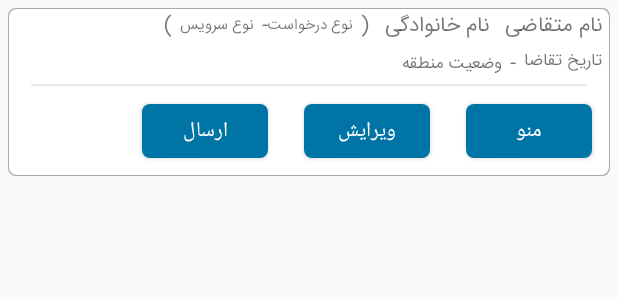
After one commit to yosefi1988/EvaluationApp, an Android app: the layout row_task.xml on its own in the app's theme, with its tools: preview values and no code run, on a phone screen of 412 x 824 dp. The commit adds this screen. Shown: the top 300 px of the screen. Run offline under Robolectric (Android 15) with nearby library versions, the phone set to English and light mode, and no system bars.

Commit message:
get task list and save / online or offline mode

```diff
--- a/app/src/main/java/ir/sajjadyosefi/evaluation/activity/account/ProfileActivity.java
+++ b/app/src/main/java/ir/sajjadyosefi/evaluation/activity/account/DetailsActivity.java
@@ -10,7 +10,7 @@ import com.google.android.gms.tasks.Task;
 import ir.sajjadyosefi.evaluation.R;
 import ir.sajjadyosefi.evaluation.classes.activity.TubelessActivity;
 
-public class ProfileActivity extends TubelessActivity {
+public class DetailsActivity extends TubelessActivity {
 
 
     private static final String TAG = "sssssssssssssss";
--- a/app/src/main/java/ir/sajjadyosefi/evaluation/activity/evaluation/WasterWaterListActivity.java
+++ b/app/src/main/java/ir/sajjadyosefi/evaluation/activity/evaluation/WasterWaterListActivity.java
@@ -45,7 +45,6 @@ public class WasterWaterListActivity extends TubelessActivity {
                 String result = data.getStringExtra("result");
 
                 if (result != null){
-
 
                     Gson gson = new Gson();
                     WasterWater wasterWaterItem = gson.fromJson(result,WasterWater.class);
--- a/app/src/main/java/ir/sajjadyosefi/evaluation/networkLayout/retrofit/ApiServiceTubeless.java
+++ b/app/src/main/java/ir/sajjadyosefi/evaluation/networkLayout/retrofit/ApiServiceTubeless.java
@@ -41,8 +41,10 @@ public interface ApiServiceTubeless {
 //            @Field("userId") String userID,
 //            @Field("token") String token);
 
-    @GET("Api/TimeLine/getTimeline")
-    Call<Object> getTimeline(@Query("index") int index,
+
+
+    @GET("Api/TimeLine/getTasks")
+    Call<Object> getAllTasks(@Query("index") int index,
                              @Query("count") int count);
 
 
--- a/app/src/main/res/layout/activity_details.xml
+++ b/app/src/main/res/layout/activity_details.xml
@@ -8,7 +8,6 @@
     android:textDirection="rtl"
     android:padding="20dp"
     android:scrollbarAlwaysDrawVerticalTrack="true">
-
 
 
     <LinearLayout
--- /dev/null
+++ b/app/src/main/res/layout/row_task.xml
@@ -0,0 +1,164 @@
+<?xml version="1.0" encoding="utf-8"?>
+<LinearLayout
+    android:id="@+id/rootView"
+    xmlns:android="http://schemas.android.com/apk/res/android"
+    xmlns:app="http://schemas.android.com/apk/res-auto"
+    android:layout_width="match_parent"
+    android:layout_height="wrap_content"
+    android:orientation="vertical"
+    android:layout_margin="5dp"
+    android:background="@drawable/bg_search"
+    android:gravity="right"  >
+
+    <LinearLayout
+        android:layout_width="match_parent"
+        android:layout_height="wrap_content"
+        android:layoutDirection="rtl"
+        android:textDirection="ltr"
+        android:orientation="horizontal" >
+
+        <ir.sajjadyosefi.evaluation.classes.wiget.PersianTextView
+            android:id="@+id/textViewName"
+            android:layout_width="wrap_content"
+            android:textDirection="rtl"
+            android:layout_gravity="start"
+            android:gravity="start"
+            android:layout_marginStart="5dp"
+            android:layout_marginEnd="5dp"
+            android:layout_height="match_parent"
+            android:text="نام متقاضی" />
+        <ir.sajjadyosefi.evaluation.classes.wiget.PersianTextView
+            android:id="@+id/textViewFamily"
+            android:layout_width="wrap_content"
+            android:textDirection="rtl"
+            android:layout_gravity="center"
+            android:gravity="start|center"
+            android:layout_marginStart="5dp"
+            android:layout_marginEnd="5dp"
+            android:layout_height="match_parent"
+            android:text="نام خانوادگی" />
+        <ir.sajjadyosefi.evaluation.classes.wiget.PersianTextView
+            android:layout_width="wrap_content"
+            android:textDirection="rtl"
+            android:layout_gravity="center"
+            android:gravity="start|center"
+            android:layout_marginStart="5dp"
+            android:layout_marginEnd="5dp"
+            android:layout_height="match_parent"
+            android:text="(" />
+        <ir.sajjadyosefi.evaluation.classes.wiget.PersianTextView
+            android:id="@+id/textViewRequestType"
+            android:layout_width="wrap_content"
+            android:textDirection="rtl"
+            android:layout_gravity="center"
+            android:gravity="start|center"
+            android:layout_height="match_parent"
+            android:textSize="10dp"
+            android:text="نوع درخواست" />
+        <ir.sajjadyosefi.evaluation.classes.wiget.PersianTextView
+            android:layout_width="wrap_content"
+            android:textDirection="rtl"
+            android:layout_gravity="center"
+            android:gravity="start|center"
+            android:layout_height="match_parent"
+            android:text="-" />
+        <ir.sajjadyosefi.evaluation.classes.wiget.PersianTextView
+            android:id="@+id/textViewServicesType"
+            android:layout_width="wrap_content"
+            android:textDirection="rtl"
+            android:layout_gravity="center"
+            android:gravity="start|center"
+            android:layout_marginStart="5dp"
+            android:textSize="10dp"
+            android:layout_marginEnd="5dp"
+            android:layout_height="match_parent"
+            android:text="نوع سرویس" />
+        <ir.sajjadyosefi.evaluation.classes.wiget.PersianTextView
+            android:layout_width="wrap_content"
+            android:textDirection="rtl"
+            android:layout_gravity="center"
+            android:gravity="start|center"
+            android:layout_height="match_parent"
+            android:text=")" />
+    </LinearLayout>
+    <LinearLayout
+        android:layout_width="match_parent"
+        android:layout_height="wrap_content"
+        android:layoutDirection="rtl"
+        android:textDirection="ltr"
+        android:orientation="horizontal" >
+
+        <ir.sajjadyosefi.evaluation.classes.wiget.PersianTextView
+            android:id="@+id/textViewDate"
+            android:layout_width="wrap_content"
+            android:textDirection="rtl"
+            android:layout_gravity="start"
+            android:gravity="start"
+            android:layout_marginStart="5dp"
+            android:layout_marginEnd="5dp"
+            android:layout_height="match_parent"
+            android:textSize="11dp"
+            android:text="تاریخ تقاضا" />
+        <ir.sajjadyosefi.evaluation.classes.wiget.PersianTextView
+            android:layout_width="wrap_content"
+            android:textDirection="rtl"
+            android:layout_gravity="center"
+            android:gravity="start|center"
+            android:layout_height="match_parent"
+            android:text="-" />
+        <ir.sajjadyosefi.evaluation.classes.wiget.PersianTextView
+            android:id="@+id/textViewState"
+            android:layout_width="wrap_content"
+            android:textDirection="rtl"
+            android:layout_gravity="center"
+            android:gravity="start|center"
+            android:layout_marginStart="5dp"
+            android:layout_marginEnd="5dp"
+            android:textSize="11dp"
+            android:layout_height="match_parent"
+            android:text="وضعیت منطقه" />
+    </LinearLayout>
+
+    <include layout="@layout/_part_horizontal_line"></include>
+
+
+    <LinearLayout
+        android:layout_width="match_parent"
+        android:layout_height="wrap_content"
+        android:layoutDirection="rtl"
+        android:textDirection="ltr"
+        android:orientation="horizontal" >
+
+        <Button
+            android:id="@+id/buttonMenu"
+            android:layout_width="wrap_content"
+            android:layout_height="40dp"
+            android:layout_margin="10dp"
+            android:background="@drawable/btn_search"
+            android:text="@string/menu"
+            android:textAllCaps="false"
+            android:textColor="#fff" />
+        <Button
+            android:id="@+id/buttonEdit"
+            android:layout_width="wrap_content"
+            android:layout_height="40dp"
+            android:layout_margin="10dp"
+            android:background="@drawable/btn_search"
+            android:text="@string/edit"
+            android:textAllCaps="false"
+            android:textColor="#fff" />
+
+        <Button
+            android:id="@+id/buttonSend"
+            android:layout_width="wrap_content"
+            android:layout_height="40dp"
+            android:layout_margin="10dp"
+            android:background="@drawable/btn_search"
+            android:text="@string/send"
+            android:textAllCaps="false"
+            android:textColor="#fff" />
+    </LinearLayout>
+
+
+
+</LinearLayout>
--- a/app/src/main/res/values/strings.xml
+++ b/app/src/main/res/values/strings.xml
@@ -1,4 +1,4 @@
-<resources>
+<resources xmlns:tools="http://schemas.android.com/tools">
     <string name="app_name">ارزیابی</string>
     <string name="app_version">نسخه 1.0.0</string>
     <!-- Strings related to login -->
@@ -10,7 +10,7 @@
     <string name="error_invalid_password">This password is too short</string>
     <string name="error_incorrect_password">This password is incorrect</string>
     <string name="error_field_required">This field is required</string>
-    <string name="permission_rationale">"Contacts permissions are needed for providing email
+    <string name="permission_rationale" translatable="false" tools:ignore="MissingTranslation">"Contacts permissions are needed for providing email
         completions."
     </string>
     <string name="large_text">
@@ -171,4 +171,6 @@
     <string name="title_location_permission">مجوزدسترسی</string>
     <string name="text_location_permission">برای ادامه به تایید شما احتیاج داریم</string>
     <string name="add">افزودن</string>
+    <string name="end_of_list">انتهای لیست</string>
+    <string name="edit">ویرایش</string>
 </resources>
```
Also changed, not shown: app/src/main/AndroidManifest.xml (+29 -18 lines), app/src/main/java/ir/sajjadyosefi/evaluation/activity/MainActivity.java (+26 -8 lines), app/src/main/java/ir/sajjadyosefi/evaluation/activity/SplashScreenActivity.java (+5 -2 lines), app/src/main/java/ir/sajjadyosefi/evaluation/adapter/EndlessList_Adapter.java (+124 -21 lines), app/src/main/java/ir/sajjadyosefi/evaluation/classes/Global.java (+12 -0 lines), app/src/main/java/ir/sajjadyosefi/evaluation/classes/model/responses/Abfax/ListTasks.java (added, +34 -0 lines), app/src/main/java/ir/sajjadyosefi/evaluation/classes/utility/CommonClass.java (+7 -5 lines), app/src/main/java/ir/sajjadyosefi/evaluation/model/business/Task.java (added, +99 -0 lines), app/src/main/java/ir/sajjadyosefi/evaluation/model/db/Task.java (+9 -3 lines), app/src/main/java/ir/sajjadyosefi/evaluation/networkLayout/retrofit/RetrofitHelperTubeless.java (+4 -6 lines), app/src/main/res/layout/row_last_item_tasks.xml (added, +31 -0 lines).
